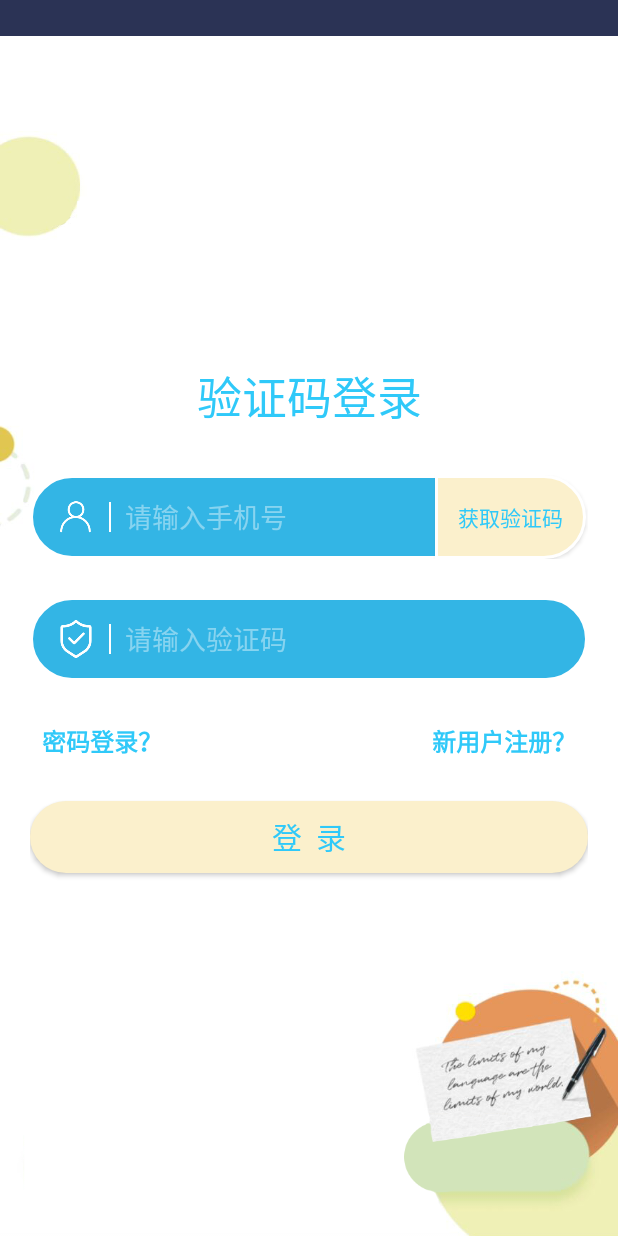
After one commit to 2018011829/kindergarten, an Android app: the LoginByPhoneActivity screen opened directly, with no data from a screen before it, on a phone screen of 412 x 824 dp. The commit adds this screen. Run offline under Robolectric (Android 15) with nearby library versions, the phone set to English and light mode, and no system bars.

Commit message:
update the client
短信验证

```diff
--- a/android/kindergarten/app/src/main/AndroidManifest.xml
+++ b/android/kindergarten/app/src/main/AndroidManifest.xml
@@ -13,7 +13,8 @@
         android:roundIcon="@mipmap/ic_launcher_round"
         android:supportsRtl="true"
         android:theme="@style/AppTheme">
-        <activity android:name=".teacher.tool.euclid.EuclidActivity"></activity>
+        <activity android:name=".login.LoginByPhoneActivity"></activity>
+        <activity android:name=".teacher.tool.euclid.EuclidActivity" />
         <activity android:name=".more.activity.MoreActivity" />
         <activity android:name=".school.activity.SchoolActivity" />
         <activity android:name=".teacher.activity.TeacherActivity" />
--- /dev/null
+++ b/android/kindergarten/app/src/main/java/com/example/myapplication/login/LoginByPhoneActivity.java
@@ -0,0 +1,71 @@
+package com.example.myapplication.login;
+
+import androidx.annotation.NonNull;
+import androidx.appcompat.app.AppCompatActivity;
+
+import android.content.Intent;
+import android.os.Bundle;
+import android.os.Handler;
+import android.os.Looper;
+import android.os.Message;
+import android.widget.Button;
+import android.widget.EditText;
+import android.widget.TextView;
+import android.widget.Toast;
+
+import com.example.myapplication.R;
+import com.example.myapplication.main.activity.MainActivity;
+import com.example.myapplication.main.util.ChangeStatusBarColor;
+
+public class LoginByPhoneActivity extends AppCompatActivity {
+    private final static String TAG = "LoginByPhoneActivity";
+
+    private EditText etPhoneNum;
+    private EditText etCheckNum;
+    private Button btnGetCheckNum;
+    private Button btnLogin;
+    private TextView tvLoginByPassword;
+    private TextView tvRegister;
+//    private EventHand
+
+    //定义一个用于判断退出时的时间
+    private long mExitTime;
+
+    //定义Handler对象属性
+    private Handler handler = new Handler(Looper.getMainLooper()){
+        @Override
+        public void handleMessage(@NonNull Message msg) {
+            switch (msg.what){
+                case 1://获得密码登录的请求结果
+                    String response = (String) msg.obj;
+                    if (response.equals("success")){
+                        //登录成功 跳转到首页
+                        Intent intent = new Intent(LoginByPhoneActivity.this, MainActivity.class);
+//                        intent.putExtra("phone",etPhone.getText().toString().trim());
+                        startActivity(intent);
+                        finish();
+                    }else {//登录失败 显示错误信息
+                        Toast.makeText(getApplicationContext(),
+                                ""+response,Toast.LENGTH_SHORT).show();
+
+                    }
+                    break;
+            }
+        }
+    };
+
+
+    @Override
+    protected void onCreate(Bundle savedInstanceState) {
+        super.onCreate(savedInstanceState);
+        setContentView(R.layout.activity_login_by_phone);
+        ChangeStatusBarColor.initSystemBar(this);
+        findViews();
+    }
+
+    private void findViews() {
+//        etPhone = findViewById(R.id.et_phone);
+//        etPassword = findViewById(R.id.et_pa)
+
+    }
+}
--- a/android/kindergarten/app/src/main/java/com/example/myapplication/main/util/ConfigUtil.java
+++ b/android/kindergarten/app/src/main/java/com/example/myapplication/main/util/ConfigUtil.java
@@ -2,7 +2,7 @@ package com.example.myapplication.main.util;
 
 public class ConfigUtil {
     //服务器地址;
-    public static final String SERVICE_ADDRESS="http://10.7.89.114:8080/kindergarten/";
+    public static final String SERVICE_ADDRESS="http://192.168.1.106:8080/KinderTest/";
     //服务器端用户头像地址
     public static final String SETVER_AVATAR = "http://10.7.89.114:8080/kindergarten/avatar/";
 }
--- /dev/null
+++ b/android/kindergarten/app/src/main/res/drawable/full_circle_button.xml
@@ -0,0 +1,10 @@
+<?xml version="1.0" encoding="utf-8"?>
+<shape xmlns:android="http://schemas.android.com/apk/res/android">
+
+    <!-- 圆角的半径 -->
+    <corners android:radius="25dp" />
+
+    <!-- 填充颜色 -->
+    <solid android:color="#FBF0CC"/>
+
+</shape>
--- /dev/null
+++ b/android/kindergarten/app/src/main/res/drawable/half_circle_button.xml
@@ -0,0 +1,15 @@
+<?xml version="1.0" encoding="utf-8"?>
+<shape xmlns:android="http://schemas.android.com/apk/res/android">
+
+    <!-- 圆角的半径 -->
+    <corners
+        android:topRightRadius="50dp"
+        android:bottomRightRadius="50dp" />
+    <stroke
+        android:width="2dp"
+        android:color="@color/white"/>
+
+    <!-- 填充颜色 -->
+    <solid android:color="#FBF0CC"/>
+
+</shape>
--- /dev/null
+++ b/android/kindergarten/app/src/main/res/drawable/half_circle_button_clicked.xml
@@ -0,0 +1,12 @@
+<?xml version="1.0" encoding="utf-8"?>
+<shape xmlns:android="http://schemas.android.com/apk/res/android">
+
+    <!-- 圆角的半径 -->
+    <corners
+        android:topRightRadius="30dp"
+        android:bottomRightRadius="30dp" />
+
+    <!-- 填充颜色 -->
+    <solid android:color="#cccccc"/>
+
+</shape>
--- /dev/null
+++ b/android/kindergarten/app/src/main/res/drawable/half_circle_button_failure.xml
@@ -0,0 +1,12 @@
+<?xml version="1.0" encoding="utf-8"?>
+<shape xmlns:android="http://schemas.android.com/apk/res/android">
+
+    <!-- 圆角的半径 -->
+    <corners
+        android:topRightRadius="30dp"
+        android:bottomRightRadius="30dp" />
+
+    <!-- 填充颜色 -->
+    <solid android:color="#000000"/>
+
+</shape>
--- /dev/null
+++ b/android/kindergarten/app/src/main/res/drawable/linear_center_border.xml
@@ -0,0 +1,15 @@
+<?xml version="1.0" encoding="utf-8"?>
+<shape xmlns:android="http://schemas.android.com/apk/res/android" >
+
+    <solid android:color="@android:color/holo_blue_light" />
+
+    <stroke
+        android:width="2dp"
+        android:color="@color/white"/>
+
+    <corners
+        android:bottomLeftRadius="30dp"
+        android:bottomRightRadius="30dp"
+        android:topLeftRadius="30dp"
+        android:topRightRadius="30dp" />
+</shape>
--- /dev/null
+++ b/android/kindergarten/app/src/main/res/layout/activity_login_by_phone.xml
@@ -0,0 +1,134 @@
+<?xml version="1.0" encoding="utf-8"?>
+<LinearLayout
+    android:fitsSystemWindows="true"
+    android:layout_width="match_parent"
+    android:layout_height="match_parent"
+    android:background="@mipmap/bckapply"
+    xmlns:android="http://schemas.android.com/apk/res/android">
+    <LinearLayout
+        android:padding="20dp"
+        android:gravity="center"
+        android:orientation="vertical"
+        android:layout_width="match_parent"
+        android:layout_height="match_parent">
+
+        <TextView
+            android:text="验证码登录"
+            android:textSize="30sp"
+            android:gravity="center"
+            android:textColor="@color/theme"
+            android:layout_width="match_parent"
+            android:layout_height="wrap_content"/>
+
+        <RelativeLayout
+            android:gravity="center_vertical"
+            android:layout_height="56dp"
+            android:layout_marginTop="30dp"
+            android:layout_width="match_parent"
+            android:background="@drawable/linear_center_border">
+            <ImageView
+                android:id="@+id/iv_phone"
+                android:layout_width="25dp"
+                android:layout_height="25dp"
+                android:layout_marginLeft="18dp"
+                android:src="@drawable/phone_num"
+                android:layout_centerVertical="true"
+                android:layout_alignParentLeft="true"/>
+            <ImageView
+                android:id="@+id/iv_part"
+                android:src="@drawable/part"
+                android:layout_width="20dp"
+                android:layout_height="25dp"
+                android:layout_centerVertical="true"
+                android:layout_toRightOf="@id/iv_phone"/>
+            <EditText
+                android:id="@+id/et_phone"
+                android:inputType="number"
+                android:hint="请输入手机号"
+                android:layout_height="40dp"
+                android:textColor="@color/white"
+                android:layout_width="match_parent"
+                android:layout_centerVertical="true"
+                android:textColorHint="@color/white_gray"
+                android:layout_toRightOf="@id/iv_part"
+                android:background="@android:color/transparent"
+                android:layout_toLeftOf="@id/btn_get_check_num"/>
+            <Button
+                android:id="@+id/btn_get_check_num"
+                android:layout_marginRight="1dp"
+                android:padding="15dp"
+                android:text="获取验证码"
+                android:textColor="@color/theme"
+                android:layout_width="wrap_content"
+                android:layout_height="match_parent"
+                android:layout_alignParentRight="true"
+                android:background="@drawable/half_circle_button"/>
+        </RelativeLayout>
+
+        <LinearLayout
+            android:padding="8dp"
+            android:layout_marginTop="25dp"
+            android:gravity="center_vertical"
+            android:layout_width="match_parent"
+            android:layout_height="wrap_content"
+            android:background="@drawable/linear_center_border">
+            <ImageView
+                android:src="@drawable/testword"
+                android:layout_width="25dp"
+                android:layout_height="25dp"
+                android:layout_marginLeft="10dp"/>
+            <ImageView
+                android:src="@drawable/part"
+                android:layout_width="20dp"
+                android:layout_height="25dp"/>
+            <EditText
+                android:id="@+id/et_check_num"
+                android:inputType="number"
+                android:hint="请输入验证码"
+                android:layout_height="40dp"
+                android:textColor="@color/theme"
+                android:layout_width="match_parent"
+                android:textColorHint="@color/white_gray"
+                android:background="@android:color/transparent"/>
+        </LinearLayout>
+
+        <RelativeLayout
+            android:layout_marginTop="20dp"
+            android:layout_width="match_parent"
+            android:layout_height="wrap_content">
+
+            <TextView
+                android:id="@+id/tv_login_by_password"
+                android:padding="8dp"
+                android:textSize="16sp"
+                android:text="密码登录？"
+                android:textStyle="bold"
+                android:textColor="@color/theme"
+                android:layout_height="wrap_content"
+                android:layout_width="wrap_content"
+                android:layout_alignParentLeft="true"/>
+
+            <TextView
+                android:id="@+id/tv_register"
+                android:padding="8dp"
+                android:textSize="16sp"
+                android:textStyle="bold"
+                android:text="新用户注册？"
+                android:textColor="@color/theme"
+                android:layout_height="wrap_content"
+                android:layout_width="wrap_content"
+                android:layout_alignParentRight="true"/>
+        </RelativeLayout>
+
+        <Button
+            android:id="@+id/btn_login"
+            android:text="登  录"
+            android:textSize="20sp"
+            android:textColor="@color/theme"
+            android:layout_marginTop="20dp"
+            android:layout_width="match_parent"
+            android:layout_height="wrap_content"
+            android:background="@drawable/full_circle_button"/>
+
+    </LinearLayout>
+</LinearLayout>
--- a/android/kindergarten/app/src/main/res/values/colors.xml
+++ b/android/kindergarten/app/src/main/res/values/colors.xml
@@ -3,8 +3,9 @@
     <color name="colorPrimary">#2B3355</color>
     <color name="colorPrimaryDark">#3700B3</color>
     <color name="colorAccent">#03DAC5</color>
+    <color name="white_gray">#6AFFFFFF</color>
+    <color name="theme">#2fc9f9</color>
     <color name="blue">#ff14445a</color>
-    <color name="theme">#2fc9f9</color>
     <color name="gray">#21252a</color>
     <color name="orange">#ff8c6a</color>
     <color name="white">#ffffff</color>
--- a/android/kindergarten/build.gradle
+++ b/android/kindergarten/build.gradle
@@ -5,9 +5,12 @@ buildscript {
         jcenter()
         //BufferKnife依赖
         mavenCentral()
+        //mob
+        maven{url "http://mvn.mob.com/android"}
     }
     dependencies {
         classpath "com.android.tools.build:gradle:4.0.1"
+
 
         //BufferKnife依赖
         classpath 'com.jakewharton:butterknife-gradle-plugin:10.2.3'
```
Also changed, not shown: android/kindergarten/app/build.gradle (+18 -1 lines), android/kindergarten/app/src/main/res/drawable/part.png (added), android/kindergarten/app/src/main/res/drawable/password.png (added), android/kindergarten/app/src/main/res/drawable/phone_num.png (added), android/kindergarten/app/src/main/res/drawable/testword.png (added).
